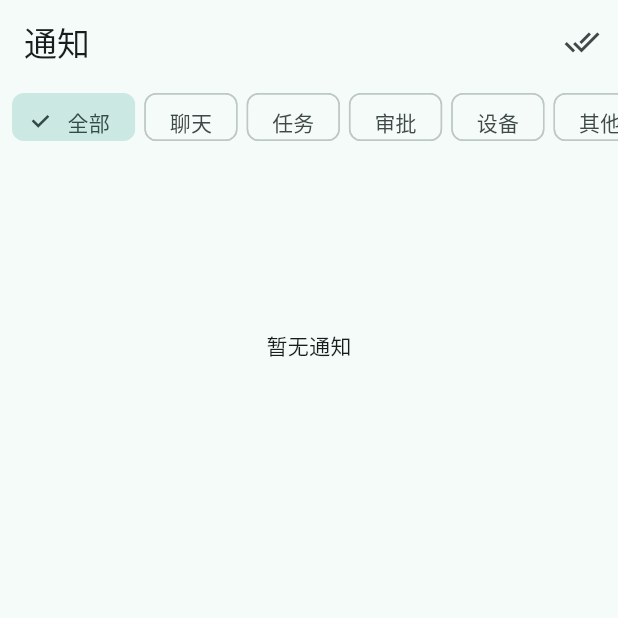
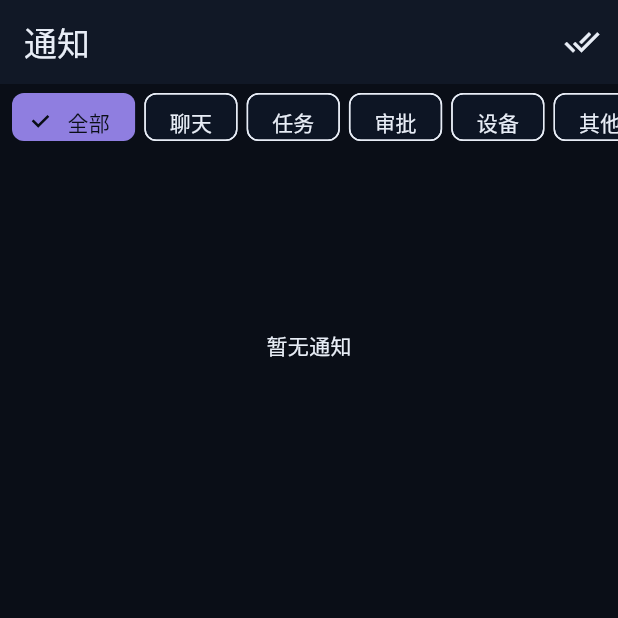
Before and after one commit to amwangfan/whale-mobile, a Flutter app: the InboxPage screen opened directly, on a phone screen of 412 x 824 dp, the top half of it. Run offline on Flutter 3.47's test engine with Material 3 defaults, Android fonts, the phone set to English and light mode, and no system bars; our stand-ins replace cached_network_image, file_picker, image_picker, shared_preferences; accounts and stored records are empty; network calls fail.

Commit message:
feat(theme,modules): 设计语言锚定层——WhaleTheme 深浅双主题 + 状态机线名映射 (#57)
草案 docs/whale-mobile-redesign-flutter-mapping.md（已批）§2/§3 的最小落地：

- theme/whale_theme.dart：WhaleTokens 深/浅双组逐值锚定原型 mobile.css；
  ThemeData 映射（primary=Sea Aqua / secondary=Core Violet / 三档墨色 /
  圆角 20 / 底栏 60）；语义六色经 WhaleThemeExtension 暴露。
- modules/states.dart：ModuleState/Privacy/ReceiptState/LinkState 四枚举，
  wire 名与原型 data.ts 逐一对齐，label/tone 与原型 meta 一致；
  registry ModuleStatus/PrivacyLevel → 展示线名扩展映射（permissionRequired→permission）。
- main.dart：仅主题入根（theme/darkTheme/themeMode.dark），屏结构零改动。

验证：flutter analyze 零 error（5 条 material→material_ui info 为仓库既有迁移项）；
flutter test 103/103 全过（新增 whale_theme_test 9 项 + states_test 8 组，
token 逐值/线名/映射/unknown 不伪装成功均有断言）。

```diff
--- a/app/lib/main.dart
+++ b/app/lib/main.dart
@@ -9,6 +9,7 @@ import 'navigation/app_navigation.dart';
 import 'navigation/deep_link_service.dart';
 import 'features/screenmemo/pages/timeline_page.dart';
 import 'modules/module_overview_page.dart';
+import 'theme/whale_theme.dart';
 
 void main() {
   runApp(const WhaleApp());
@@ -23,7 +24,9 @@ class WhaleApp extends StatelessWidget {
     return MaterialApp(
       title: 'Whale',
       navigatorKey: AppNavigation.navigatorKey,
-      theme: ThemeData(colorScheme: ColorScheme.fromSeed(seedColor: Colors.teal)),
+      theme: WhaleTheme.light(),
+      darkTheme: WhaleTheme.dark(),
+      themeMode: ThemeMode.dark, // 原型深色优先（mobile.css 默认深色组）
       home: const HomeShell(),
     );
   }
--- /dev/null
+++ b/app/lib/theme/whale_theme.dart
@@ -0,0 +1,185 @@
+/// whale-mobile 设计语言锚定层 · 主题（草案 docs/whale-mobile-redesign-flutter-mapping.md §3）。
+///
+/// token 逐值来自原型 `console-redesign/mobile/src/mobile/mobile.css`，深/浅双组。
+/// 本层只锚定主题与语义色，不动任何屏结构。
+library;
+
+import 'package:flutter/material.dart';
+
+/// 语义 tone（原型 data.ts `Tone`）：状态徽标/标签的统一取色键。
+enum WhaleTone { aqua, violet, amber, coral, blue, slate }
+
+/// 一组主题 token 的实体表（深/浅各一份实例）。字段名对齐 CSS token（--m-*）。
+class WhaleTokens {
+  const WhaleTokens({
+    required this.bg,
+    required this.bg2,
+    required this.surface,
+    required this.surface2,
+    required this.elev,
+    required this.line,
+    required this.line2,
+    required this.ink,
+    required this.ink2,
+    required this.ink3,
+    required this.tone,
+    required this.toneSoft,
+  });
+
+  final Color bg;
+  final Color bg2;
+  final Color surface;
+  final Color surface2;
+  final Color elev;
+  final Color line;
+  final Color line2;
+  final Color ink;
+  final Color ink2;
+  final Color ink3;
+
+  /// 六个语义色（主色 aqua / 身份色 violet / 警告 amber / 错误 coral / 信息 blue / 中性 slate）。
+  final Map<WhaleTone, Color> tone;
+
+  /// 对应的 soft 底（徽标底色）。
+  final Map<WhaleTone, Color> toneSoft;
+
+  Color of(WhaleTone t) => tone[t]!;
+  Color softOf(WhaleTone t) => toneSoft[t]!;
+
+  /// 深色组（mobile.css `:root`）。
+  static const WhaleTokens dark = WhaleTokens(
+    bg: Color(0xFF0A0E17),
+    bg2: Color(0xFF0D1524),
+    surface: Color(0xFF111826),
+    surface2: Color(0xFF17202F),
+    elev: Color(0xFF1B2534),
+    line: Color(0x13FFFFFF), // rgba(255,255,255,.075)
+    line2: Color(0x0BFFFFFF), // rgba(255,255,255,.045)
+    ink: Color(0xFFE8EDF6),
+    ink2: Color(0xFF9AA7BC),
+    ink3: Color(0xFF67748B),
+    tone: {
+      WhaleTone.aqua: Color(0xFF46CDB8),
+      WhaleTone.violet: Color(0xFF8F7EE0),
+      WhaleTone.amber: Color(0xFFE0A45C),
+      WhaleTone.coral: Color(0xFFE2686C),
+      WhaleTone.blue: Color(0xFF5E9BE0),
+      WhaleTone.slate: Color(0xFF8794A9),
+    },
+    toneSoft: {
+      WhaleTone.aqua: Color(0x2446CDB8), // .14
+      WhaleTone.violet: Color(0x2B8F7EE0), // .17
+      WhaleTone.amber: Color(0x29E0A45C), // .16
+      WhaleTone.coral: Color(0x29E2686C),
+      WhaleTone.blue: Color(0x295E9BE0),
+      WhaleTone.slate: Color(0x268794A9), // .15
+    },
+  );
+
+  /// 浅色组（mobile.css `[data-wm-theme='light']`）。
+  static const WhaleTokens light = WhaleTokens(
+    bg: Color(0xFFF3F5FA),
+    bg2: Color(0xFFEEF1F7),
+    surface: Color(0xFFFFFFFF),
+    surface2: Color(0xFFF6F8FC),
+    elev: Color(0xFFFFFFFF),
+    line: Color(0x170F172A), // rgba(15,23,42,.09)
+    line2: Color(0x0E0F172A), // rgba(15,23,42,.055)
+    ink: Color(0xFF131A26),
+    ink2: Color(0xFF5A6779),
+    ink3: Color(0xFF8A95A6),
+    tone: {
+      WhaleTone.aqua: Color(0xFF0FA292),
+      WhaleTone.violet: Color(0xFF6C5CD0),
+      WhaleTone.amber: Color(0xFFB8791F),
+      WhaleTone.coral: Color(0xFFC4514F),
+      WhaleTone.blue: Color(0xFF3B77C4),
+      WhaleTone.slate: Color(0xFF6B7788),
+    },
+    toneSoft: {
+      WhaleTone.aqua: Color(0x1F0FA292), // .12
+      WhaleTone.violet: Color(0x1F6C5CD0),
+      WhaleTone.amber: Color(0x21B8791F), // .13
+      WhaleTone.coral: Color(0x1FC4514F),
+      WhaleTone.blue: Color(0x1F3B77C4),
+      WhaleTone.slate: Color(0x1F6B7788),
+    },
+  );
+}
+
+/// 语义色经由 ThemeExtension 暴露给 widget 树（`WhaleTheme.tokensOf(context)`）。
+class WhaleThemeExtension extends ThemeExtension<WhaleThemeExtension> {
+  const WhaleThemeExtension(this.tokens);
+
+  final WhaleTokens tokens;
+
+  @override
+  WhaleThemeExtension copyWith({WhaleTokens? tokens}) =>
+      WhaleThemeExtension(tokens ?? this.tokens);
+
+  @override
+  WhaleThemeExtension lerp(ThemeExtension<WhaleThemeExtension>? other, double t) =>
+      other is WhaleThemeExtension ? other : this;
+}
+
+/// 原型 token → ThemeData 的锚定映射（草案 §3 表）。
+abstract final class WhaleTheme {
+  /// 统一圆角（--m-radius: 20px）。
+  static const double radius = 20;
+
+  /// 底栏高度（--m-tabbar: 60px）。
+  static const double tabBarHeight = 60;
+
+  static WhaleTokens tokensOf(BuildContext context) =>
+      Theme.of(context).extension<WhaleThemeExtension>()!.tokens;
+
+  static ThemeData dark() => _from(WhaleTokens.dark, Brightness.dark);
+  static ThemeData light() => _from(WhaleTokens.light, Brightness.light);
+
+  static ThemeData _from(WhaleTokens t, Brightness brightness) {
+    final textTheme = TextTheme(
+      bodyLarge: TextStyle(color: t.ink),
+      bodyMedium: TextStyle(color: t.ink),
+      bodySmall: TextStyle(color: t.ink2),
+      labelSmall: TextStyle(color: t.ink3),
+      titleLarge: TextStyle(color: t.ink),
+      titleMedium: TextStyle(color: t.ink),
+      titleSmall: TextStyle(color: t.ink2),
+    );
+    return ThemeData(
+      useMaterial3: true,
+      brightness: brightness,
+      scaffoldBackgroundColor: t.bg,
+      canvasColor: t.bg2,
+      cardColor: t.surface,
+      dividerColor: t.line,
+      colorScheme: ColorScheme(
+        brightness: brightness,
+        primary: t.of(WhaleTone.aqua), // --m-aqua：Sea Aqua 主色
+        onPrimary: t.bg,
+        secondary: t.of(WhaleTone.violet), // --m-violet：Core Violet 身份色
+        onSecondary: t.bg,
+        surface: t.surface,
+        onSurface: t.ink,
+        error: t.of(WhaleTone.coral),
+        onError: t.bg,
+        surfaceContainerHighest: t.elev,
+        outline: t.line,
+      ),
+      textTheme: textTheme,
+      cardTheme: CardThemeData(
+        color: t.surface,
+        shape: RoundedRectangleBorder(
+          borderRadius: BorderRadius.circular(radius),
+          side: BorderSide(color: t.line),
+        ),
+      ),
+      bottomNavigationBarTheme: BottomNavigationBarThemeData(
+        backgroundColor: t.surface,
+        selectedItemColor: t.of(WhaleTone.aqua),
+        unselectedItemColor: t.ink3,
+      ),
+      extensions: [WhaleThemeExtension(t)],
+    );
+  }
+}
```
Also changed, not shown: app/lib/modules/states.dart (added, +126 -0 lines), 2 other files.
